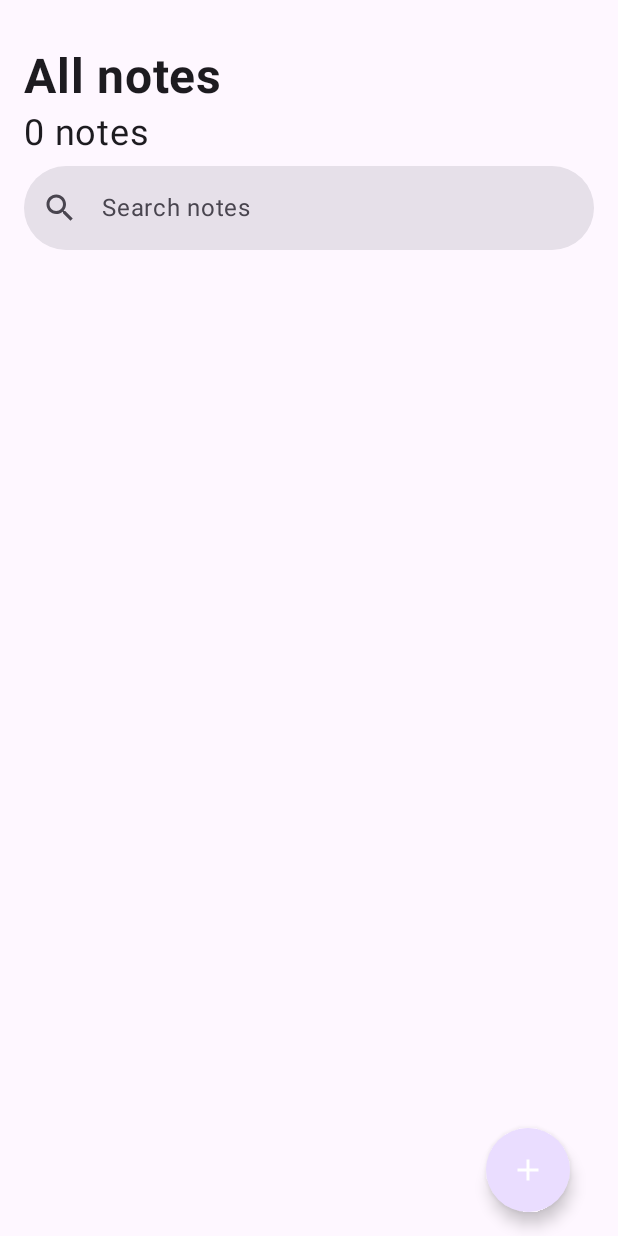
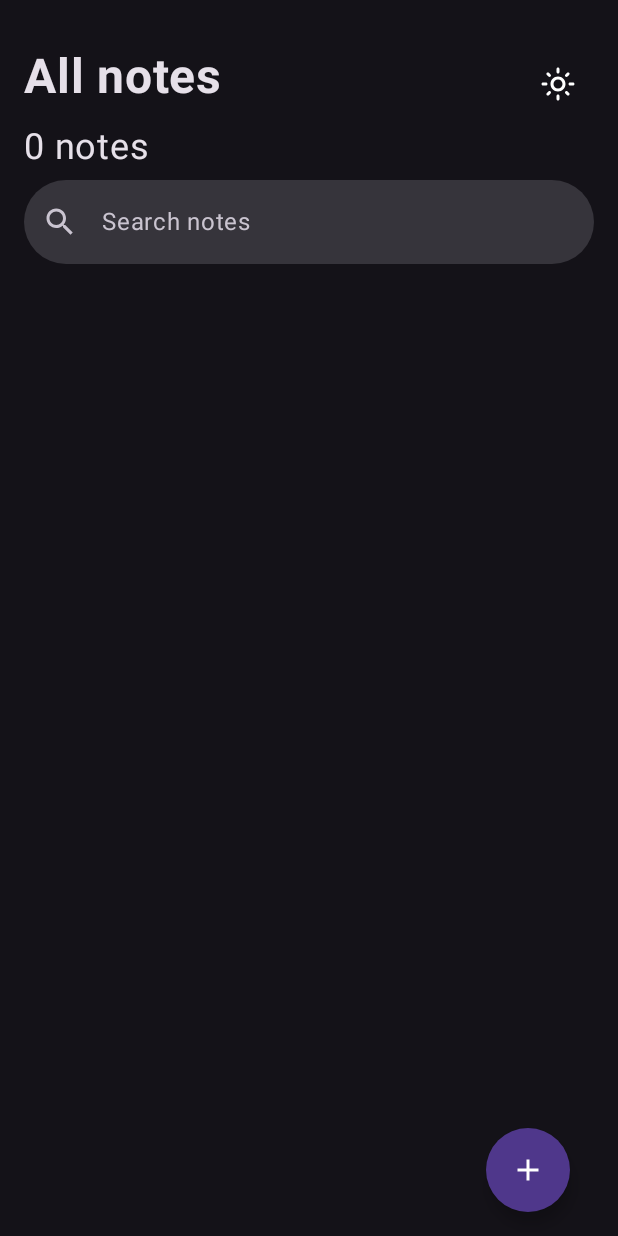
Before and after one commit to atimadanoglu/NotesApplication, an Android app built with Jetpack Compose: the screen it shows after launch (MainActivity), on a phone screen of 412 x 824 dp. Run offline under Robolectric (Android 15) with nearby library versions, the light colour scheme and no system bars; our stand-ins replace Dagger/Hilt's generated code, Room's generated code.

Commit message:
Added dark-mode support to ui

```diff
--- a/app/src/main/java/com/atakanmadanoglu/notesapplication/presentation/MainActivity.kt
+++ b/app/src/main/java/com/atakanmadanoglu/notesapplication/presentation/MainActivity.kt
@@ -3,11 +3,15 @@ package com.atakanmadanoglu.notesapplication.presentation
 import android.os.Bundle
 import androidx.activity.ComponentActivity
 import androidx.activity.compose.setContent
+import androidx.activity.viewModels
 import androidx.compose.foundation.layout.fillMaxSize
 import androidx.compose.material3.Surface
+import androidx.compose.runtime.*
 import androidx.compose.ui.Modifier
+import androidx.lifecycle.ViewModel
 import androidx.navigation.compose.NavHost
 import androidx.navigation.compose.rememberNavController
+import com.atakanmadanoglu.notesapplication.R
 import com.atakanmadanoglu.notesapplication.presentation.add_note.navigation.addNoteScreen
 import com.atakanmadanoglu.notesapplication.presentation.add_note.navigation.navigateToAddNote
 import com.atakanmadanoglu.notesapplication.presentation.edit_note.navigation.editNoteScreen
@@ -16,18 +20,28 @@ import com.atakanmadanoglu.notesapplication.presentation.navigation.Screen
 import com.atakanmadanoglu.notesapplication.presentation.notes_list.navigation.notesList
 import com.atakanmadanoglu.notesapplication.ui.theme.NotesApplicationTheme
 import dagger.hilt.android.AndroidEntryPoint
+import dagger.hilt.android.lifecycle.HiltViewModel
+import javax.inject.Inject
 
 @AndroidEntryPoint
 class MainActivity : ComponentActivity() {
+
+    private val viewModel by viewModels<MainActivityViewModel>()
+
     override fun onCreate(savedInstanceState: Bundle?) {
         super.onCreate(savedInstanceState)
+        // to specify which icon will be displayed at first
+        chooseThemeIcon(viewModel.mainActivityUiState.isDarkTheme)
         setContent {
             NotesApplicationTheme(
-                darkTheme = false,
+                darkTheme = viewModel.mainActivityUiState.isDarkTheme,
                 dynamicColor = false
             ) {
                 Surface(modifier = Modifier.fillMaxSize()) {
                     val navController = rememberNavController()
+                    val state by remember {
+                        mutableStateOf(viewModel.mainActivityUiState)
+                    }
                     NavHost(
                         navController = navController,
                         startDestination = Screen.NotesListScreen.route
@@ -38,7 +52,13 @@ class MainActivity : ComponentActivity() {
                             },
                             navigateToEditNoteScreen = { noteId ->
                                 navController.navigateToEditNoteScreen(noteId)
-                            }
+                            },
+                            setDarkTheme = {
+                                val isDarkTheme = !state.isDarkTheme
+                                viewModel.updateActivityTheme(isDarkTheme)
+                                chooseThemeIcon(state.isDarkTheme)
+                            },
+                            iconId = state.themeIconId
                         )
                         editNoteScreen(navController)
                         addNoteScreen(navController)
@@ -47,4 +67,37 @@ class MainActivity : ComponentActivity() {
             }
         }
     }
+
+    private fun chooseThemeIcon(isDark: Boolean) {
+        if (isDark) {
+            viewModel.updateThemeIcon(R.drawable.ic_outline_light_mode_24)
+        } else {
+            viewModel.updateThemeIcon(R.drawable.ic_outline_dark_mode_24)
+        }
+    }
 }
+
+@Stable
+interface MainActivityUiState {
+    val isDarkTheme: Boolean
+    val themeIconId: Int
+}
+
+class MutableMainActivityUiState: MainActivityUiState {
+    override var isDarkTheme by mutableStateOf(true)
+    override var themeIconId by mutableStateOf(0)
+}
+
+@HiltViewModel
+class MainActivityViewModel @Inject constructor() : ViewModel() {
+    private val _mainActivityUiState = MutableMainActivityUiState()
+    val mainActivityUiState: MainActivityUiState = _mainActivityUiState
+
+    fun updateActivityTheme(value: Boolean) {
+        _mainActivityUiState.isDarkTheme = value
+    }
+
+    fun updateThemeIcon(id: Int) {
+        _mainActivityUiState.themeIconId = id
+    }
+}
--- a/app/src/main/java/com/atakanmadanoglu/notesapplication/presentation/edit_note/EditNoteScreenViewModel.kt
+++ b/app/src/main/java/com/atakanmadanoglu/notesapplication/presentation/edit_note/EditNoteScreenViewModel.kt
@@ -69,13 +69,13 @@ class EditNoteScreenViewModel @Inject constructor(
         viewModelScope.launch(ioDispatcher) {
             getNoteByIdUseCase.invoke(
                 id = editNoteArgs.noteId
-            ).collectLatest {
+            ).collectLatest { noteUI ->
                 withContext(mainDispatcher) {
-                    retrievedData.value = it
+                    retrievedData.value = noteUI
                     with(_editNoteUiState) {
-                        title = it.title
-                        description = it.description
-                        createdAt = it.createdAt
+                        title = noteUI.title
+                        description = noteUI.description
+                        createdAt = noteUI.createdAt
                     }
                 }
             }
--- a/app/src/main/java/com/atakanmadanoglu/notesapplication/presentation/notes_list/NotesListScreen.kt
+++ b/app/src/main/java/com/atakanmadanoglu/notesapplication/presentation/notes_list/NotesListScreen.kt
@@ -1,5 +1,6 @@
 package com.atakanmadanoglu.notesapplication.presentation.notes_list
 
+import androidx.compose.foundation.Image
 import androidx.compose.foundation.layout.*
 import androidx.compose.foundation.lazy.LazyColumn
 import androidx.compose.foundation.lazy.items
@@ -26,6 +27,8 @@ import com.atakanmadanoglu.notesapplication.ui.theme.spacing
 fun NotesListScreen(
     addNoteButtonClicked: () -> Unit,
     cardOnClick: (Int) -> Unit,
+    setDarkTheme: () -> Unit,
+    iconId: Int,
     viewModel: NotesListScreenViewModel = hiltViewModel()
 ) {
     val notesListScreenState by remember {
@@ -44,7 +47,10 @@ fun NotesListScreen(
             .fillMaxSize()
             .padding(it)
         ) {
-            AllNotesText()
+            AllNotesText(
+                setDarkTheme = setDarkTheme,
+                id = iconId
+            )
             Spacer(modifier = Modifier.height(MaterialTheme.spacing.extraSmall))
             TotalNotesCount(notesCount = notesListScreenState.totalNotesCount)
             Spacer(modifier = Modifier.height(MaterialTheme.spacing.small))
@@ -63,7 +69,13 @@ fun NotesListScreen(
 
 @Composable
 private fun AllNotesText(
+    setDarkTheme: () -> Unit,
+    id: Int,
     modifier: Modifier = Modifier
+) {
+    Row(
+        modifier = modifier.fillMaxWidth(),
+        horizontalArrangement = Arrangement.Start
     ) {
         Text(
             text = stringResource(id = R.string.all_notes),
@@ -71,6 +83,23 @@ private fun AllNotesText(
             fontWeight = FontWeight.Bold,
             modifier = modifier.padding(top = MaterialTheme.spacing.large)
         )
+        Row(
+            modifier = Modifier.fillMaxWidth(),
+            horizontalArrangement = Arrangement.End
+        ) {
+            IconButton(
+                onClick = setDarkTheme,
+                modifier = Modifier.padding(top = MaterialTheme.spacing.large)
+            ) {
+                println("inside compose $id")
+                Image(
+                    painter = painterResource(id = id),
+                    contentDescription = ""
+                )
+            }
+        }
+    }
+
 }
 
 @Composable
--- a/app/src/main/java/com/atakanmadanoglu/notesapplication/presentation/notes_list/navigation/NotesListNavigation.kt
+++ b/app/src/main/java/com/atakanmadanoglu/notesapplication/presentation/notes_list/navigation/NotesListNavigation.kt
@@ -12,12 +12,16 @@ fun NavController.navigateToNotesListScreen() {
 
 fun NavGraphBuilder.notesList(
     navigateToAddNoteScreen: () -> Unit,
-    navigateToEditNoteScreen: (Int) -> Unit
+    navigateToEditNoteScreen: (Int) -> Unit,
+    setDarkTheme: () -> Unit,
+    iconId: Int
 ) {
     composable(route = Screen.NotesListScreen.route) {
         NotesListScreen(
             addNoteButtonClicked = navigateToAddNoteScreen,
-            cardOnClick = navigateToEditNoteScreen
+            cardOnClick = navigateToEditNoteScreen,
+            setDarkTheme = setDarkTheme,
+            iconId = iconId
         )
     }
 }
--- /dev/null
+++ b/app/src/main/res/drawable/ic_outline_dark_mode_24.xml
@@ -0,0 +1,5 @@
+<vector android:height="24dp" android:tint="#000000"
+    android:viewportHeight="24" android:viewportWidth="24"
+    android:width="24dp" xmlns:android="http://schemas.android.com/apk/res/android">
+    <path android:fillColor="@android:color/white" android:pathData="M9.37,5.51C9.19,6.15 9.1,6.82 9.1,7.5c0,4.08 3.32,7.4 7.4,7.4c0.68,0 1.35,-0.09 1.99,-0.27C17.45,17.19 14.93,19 12,19c-3.86,0 -7,-3.14 -7,-7C5,9.07 6.81,6.55 9.37,5.51zM12,3c-4.97,0 -9,4.03 -9,9s4.03,9 9,9s9,-4.03 9,-9c0,-0.46 -0.04,-0.92 -0.1,-1.36c-0.98,1.37 -2.58,2.26 -4.4,2.26c-2.98,0 -5.4,-2.42 -5.4,-5.4c0,-1.81 0.89,-3.42 2.26,-4.4C12.92,3.04 12.46,3 12,3L12,3z"/>
+</vector>
--- /dev/null
+++ b/app/src/main/res/drawable/ic_outline_light_mode_24.xml
@@ -0,0 +1,5 @@
+<vector android:height="24dp" android:tint="#FFFFFF"
+    android:viewportHeight="24" android:viewportWidth="24"
+    android:width="24dp" xmlns:android="http://schemas.android.com/apk/res/android">
+    <path android:fillColor="@android:color/white" android:pathData="M12,9c1.65,0 3,1.35 3,3s-1.35,3 -3,3s-3,-1.35 -3,-3S10.35,9 12,9M12,7c-2.76,0 -5,2.24 -5,5s2.24,5 5,5s5,-2.24 5,-5S14.76,7 12,7L12,7zM2,13l2,0c0.55,0 1,-0.45 1,-1s-0.45,-1 -1,-1l-2,0c-0.55,0 -1,0.45 -1,1S1.45,13 2,13zM20,13l2,0c0.55,0 1,-0.45 1,-1s-0.45,-1 -1,-1l-2,0c-0.55,0 -1,0.45 -1,1S19.45,13 20,13zM11,2v2c0,0.55 0.45,1 1,1s1,-0.45 1,-1V2c0,-0.55 -0.45,-1 -1,-1S11,1.45 11,2zM11,20v2c0,0.55 0.45,1 1,1s1,-0.45 1,-1v-2c0,-0.55 -0.45,-1 -1,-1C11.45,19 11,19.45 11,20zM5.99,4.58c-0.39,-0.39 -1.03,-0.39 -1.41,0c-0.39,0.39 -0.39,1.03 0,1.41l1.06,1.06c0.39,0.39 1.03,0.39 1.41,0s0.39,-1.03 0,-1.41L5.99,4.58zM18.36,16.95c-0.39,-0.39 -1.03,-0.39 -1.41,0c-0.39,0.39 -0.39,1.03 0,1.41l1.06,1.06c0.39,0.39 1.03,0.39 1.41,0c0.39,-0.39 0.39,-1.03 0,-1.41L18.36,16.95zM19.42,5.99c0.39,-0.39 0.39,-1.03 0,-1.41c-0.39,-0.39 -1.03,-0.39 -1.41,0l-1.06,1.06c-0.39,0.39 -0.39,1.03 0,1.41s1.03,0.39 1.41,0L19.42,5.99zM7.05,18.36c0.39,-0.39 0.39,-1.03 0,-1.41c-0.39,-0.39 -1.03,-0.39 -1.41,0l-1.06,1.06c-0.39,0.39 -0.39,1.03 0,1.41s1.03,0.39 1.41,0L7.05,18.36z"/>
+</vector>
```
Lines whose indentation alone changed are shown as unchanged.
